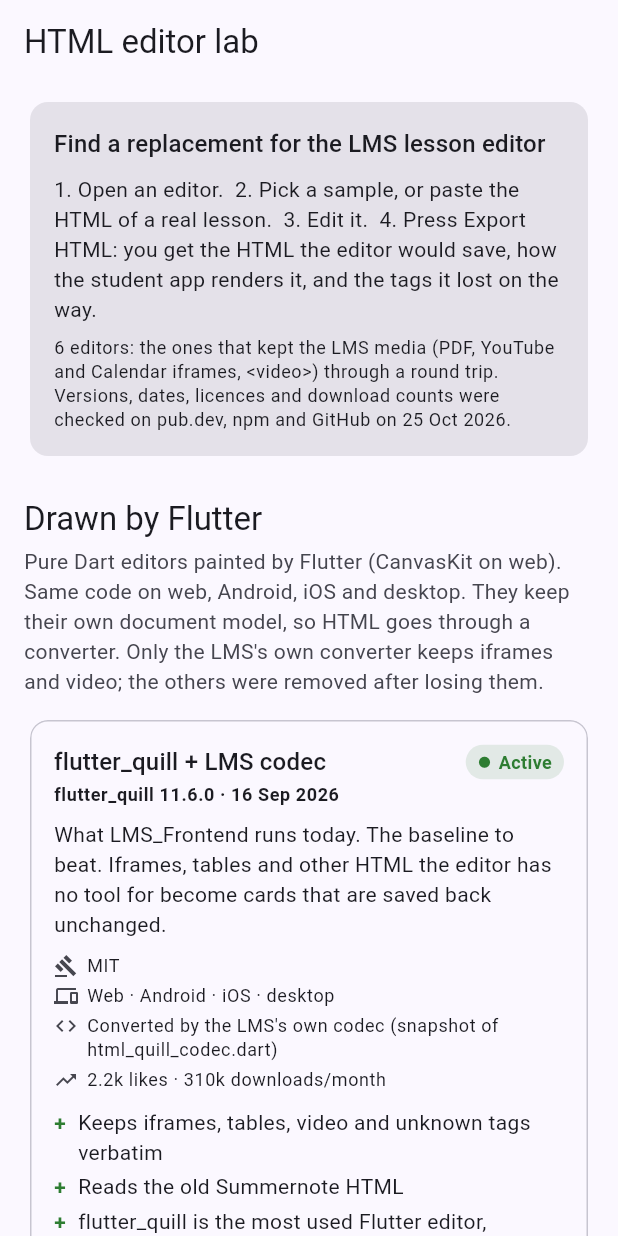
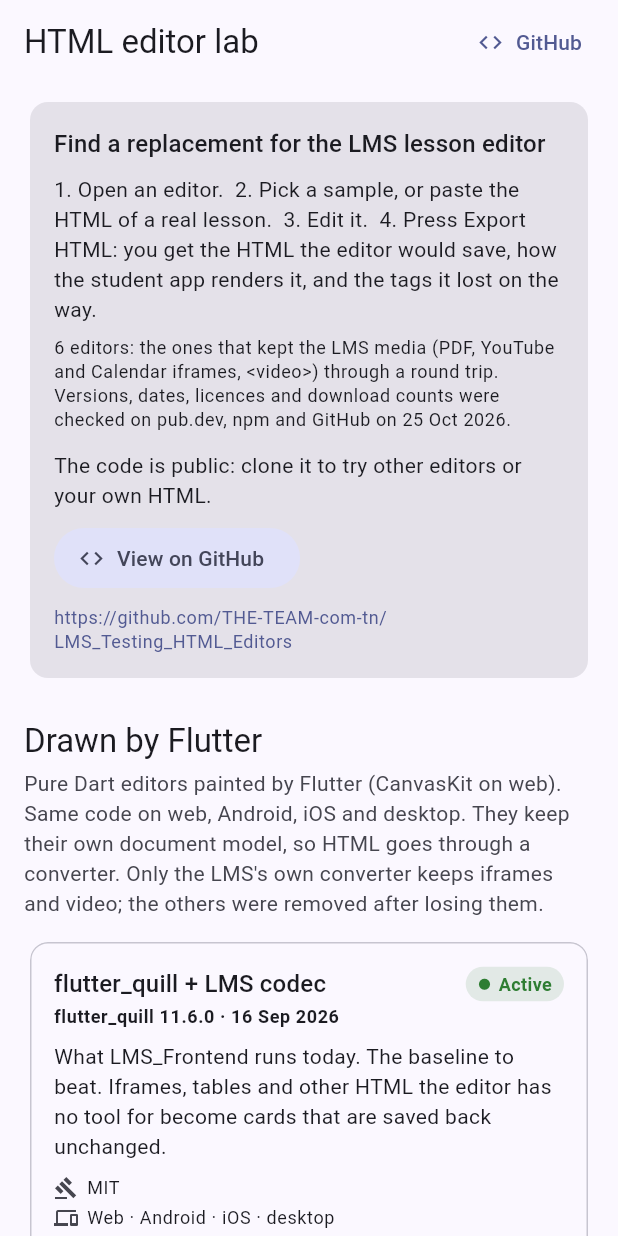
Before and after one commit to THE-TEAM-com-tn/Flutter_web_Testing_HTML_Editors, a Flutter app: the screen it shows after launch, on a phone screen of 412 x 824 dp. Run offline on Flutter 3.47's test engine with Material 3 defaults, Android fonts, the phone set to English and light mode, and no system bars; our stand-ins replace flutter_widget_from_html, web; missing offline and left inert: dart:js_interop, dart:ui_web, flutter_quill, flutter_quill_extensions, html_editor_enhanced, html_editor_plus.

Commit message:
Link the GitHub repository from the home page
Add a GitHub button in the app bar and a "View on GitHub" button with the
repository URL in the intro card, so visitors of the hosted web build can
find the source. Uses url_launcher's Link (already a transitive dependency
of flutter_quill), which renders a real <a target=_blank> on the web.

```diff
--- a/lib/lab/home_page.dart
+++ b/lib/lab/home_page.dart
@@ -3,6 +3,10 @@
 import 'package:flutter/material.dart';
 import 'package:lms_testing_html_editors/catalog.dart';
 import 'package:lms_testing_html_editors/lab/widgets.dart';
+import 'package:url_launcher/link.dart';
+
+/// The lab's public repository, linked from the app bar and the intro card.
+const String labRepositoryUrl = 'https://github.com/THE-TEAM-com-tn/LMS_Testing_HTML_Editors';
 
 /// The list of editors, grouped by how they are built.
 class HomePage extends StatelessWidget {
@@ -12,7 +16,19 @@
   Widget build(BuildContext context) {
     final ThemeData theme = Theme.of(context);
     return Scaffold(
-      appBar: AppBar(title: const Text('HTML editor lab')),
+      appBar: AppBar(
+        title: const Text('HTML editor lab'),
+        actions: [
+          _RepositoryLink(
+            builder: (followLink) => TextButton.icon(
+              icon: const Icon(Icons.code),
+              label: const Text('GitHub'),
+              onPressed: followLink,
+            ),
+          ),
+          const SizedBox(width: 8),
+        ],
+      ),
       body: LayoutBuilder(
         builder: (context, constraints) {
           final double cardWidth = math.min(420, constraints.maxWidth - 32);
@@ -39,6 +55,27 @@
                         'checked on pub.dev, npm and GitHub on 25 Oct 2026.',
                         style: theme.textTheme.bodySmall,
                       ),
+                      const SizedBox(height: 12),
+                      const Text('The code is public: clone it to try other editors or your own HTML.'),
+                      const SizedBox(height: 8),
+                      Wrap(
+                        spacing: 12,
+                        runSpacing: 8,
+                        crossAxisAlignment: WrapCrossAlignment.center,
+                        children: [
+                          _RepositoryLink(
+                            builder: (followLink) => FilledButton.tonalIcon(
+                              icon: const Icon(Icons.code),
+                              label: const Text('View on GitHub'),
+                              onPressed: followLink,
+                            ),
+                          ),
+                          SelectableText(
+                            labRepositoryUrl,
+                            style: theme.textTheme.bodySmall?.copyWith(color: theme.colorScheme.primary),
+                          ),
+                        ],
+                      ),
                     ],
                   ),
                 ),
@@ -64,6 +101,21 @@
       ),
     );
   }
+}
+
+/// Opens [labRepositoryUrl] in a new tab. On the web it is a real `<a>`, so middle-click and
+/// "Open link in new tab" work too.
+class _RepositoryLink extends StatelessWidget {
+  const _RepositoryLink({required this.builder});
+
+  final Widget Function(VoidCallback? followLink) builder;
+
+  @override
+  Widget build(BuildContext context) => Link(
+        uri: Uri.parse(labRepositoryUrl),
+        target: LinkTarget.blank,
+        builder: (context, followLink) => builder(followLink),
+      );
 }
 
 class _EditorCard extends StatelessWidget {
--- a/pubspec.yaml
+++ b/pubspec.yaml
@@ -17,6 +17,7 @@
   html: ^0.15.7
   html_editor_enhanced: ^2.7.1
   html_editor_plus: ^0.0.7
+  url_launcher: ^6.3.3
   web: ^1.1.1
 
 dev_dependencies:
```
Also changed, not shown: pubspec.lock.
